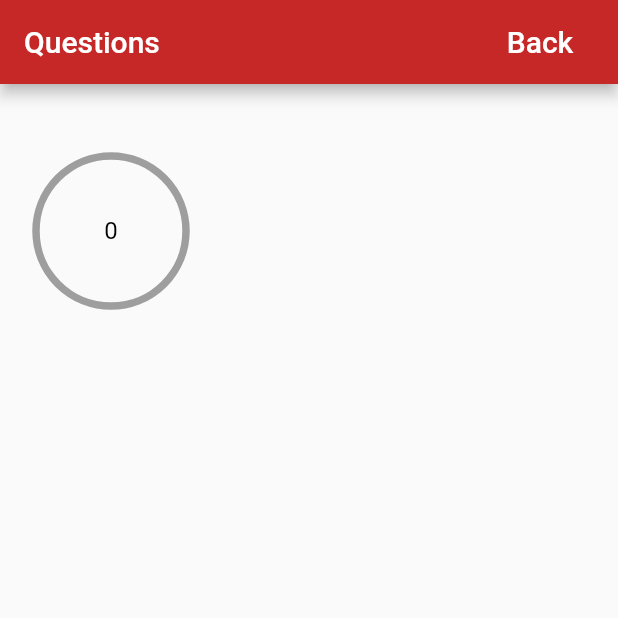
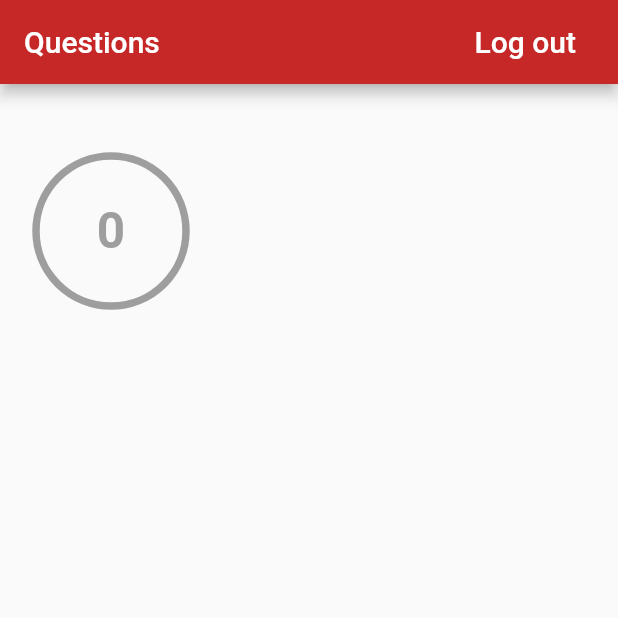
Before and after one commit to samoTh137/IntroMobileProject, a Flutter app: the UserPage screen opened directly, after a tap on "START EXAM", on a phone screen of 412 x 824 dp, the top half of it. Run offline on Flutter 3.47's test engine with Material 2 defaults, Android fonts, the phone set to English and light mode, and no system bars; drawn by our look-alikes of circular_countdown_timer; our stand-ins replace dropdown_button2.

Commit message:
small changes page linking

```diff
--- a/geo_exam/lib/Home.dart
+++ b/geo_exam/lib/Home.dart
@@ -12,8 +12,8 @@ class MainHome extends StatefulWidget {
 class _MainHomeState extends State<MainHome> {
   int currentTab = 0;
   final screens = [
-    AdminLoginTab(),
-    UserLoginTab()
+    const AdminLoginTab(),
+    const UserLoginTab()
   ];
 
   void _onItemTapped(int index) {
--- a/geo_exam/lib/User/Exam.dart
+++ b/geo_exam/lib/User/Exam.dart
@@ -2,6 +2,8 @@ import 'dart:ui';
 
 import 'package:flutter/material.dart';
 import 'package:circular_countdown_timer/circular_countdown_timer.dart';
+import 'package:geo_exam/Home.dart';
+import 'package:geo_exam/User/UserLogin.dart';
 
 class ExamQuestions extends StatefulWidget {
   const ExamQuestions({Key? key}) : super(key: key);
@@ -25,10 +27,12 @@ class _ExamQuestionsState extends State<ExamQuestions> {
                   onTap: () {},
                   child: TextButton(
                     onPressed: () {
-                      Navigator.pop(context);
+                        Navigator.push(context,
+                        MaterialPageRoute(
+                      builder: (_) => const MainHome()));
                     },
                     child: const Text(
-                      'Back',
+                      'Log out',
                       style: TextStyle(color: Colors.white, fontSize: 20),
                     ),
                   ),
@@ -51,7 +55,11 @@ class _ExamQuestionsState extends State<ExamQuestions> {
 
                 height: 100,
                 width: 100,
-
+                textStyle: const TextStyle(
+                    fontSize: 33.0,
+                    color: Colors.grey,
+                    fontWeight: FontWeight.bold
+                  ),
                 onComplete: () {
                   debugPrint('Countdown Ended');
                 },
--- a/geo_exam/lib/User/UserLogin.dart
+++ b/geo_exam/lib/User/UserLogin.dart
@@ -19,6 +19,7 @@ class _UserLoginTabState extends State<UserLoginTab> {
   Widget build(BuildContext context) {
     return Scaffold(
       appBar: AppBar(
+        automaticallyImplyLeading: false,
         title: const Text("User"),
         backgroundColor: Colors.red[800],
       ),
--- a/geo_exam/lib/UserPage.dart
+++ b/geo_exam/lib/UserPage.dart
@@ -1,8 +1,6 @@
 import 'package:flutter/material.dart';
 
 import 'User/StartExam.dart';
-/*import 'package:geo_exam/AdminPage.dart';
-import 'User/StartExam.dart';*/
 
 class UserPage extends StatefulWidget {
   const UserPage({Key? key}) : super(key: key);
@@ -37,7 +35,7 @@ class _UserPageState extends State<UserPage> {
           ]
       ),
       body:
-          StartExam(),
+          const StartExam(),
     );
   }
 }
```
